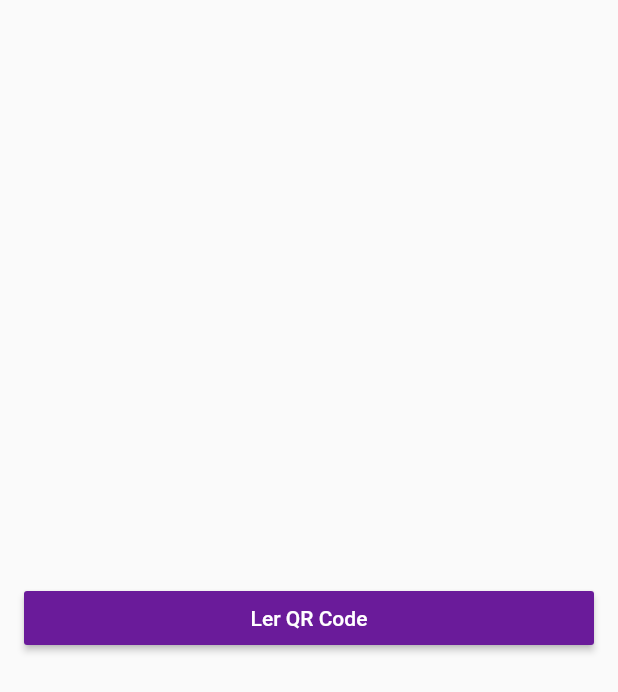
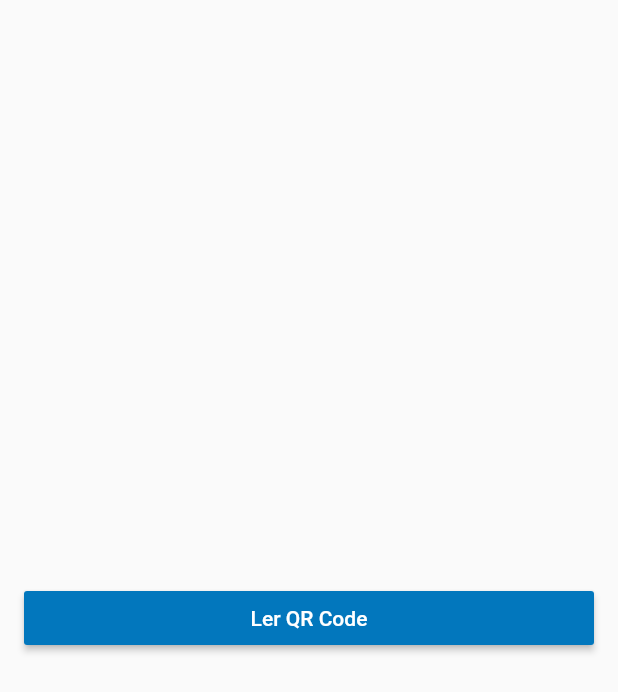
Before and after one commit to FURG-Infoeduc/Aplicativo-47-Feira-do-Livro, a Flutter app: the CameraApp screen opened directly, on a phone screen of 412 x 824 dp. Shown: the top 692 px of the screen. Run offline on Flutter 3.47's test engine with Material 2 defaults, Android fonts, the light colour scheme and no system bars; our stand-ins replace audioplayers, cached_network_image, firebase_auth, firebase_database, firebase_messaging, firebase_storage and 4 more; missing offline and left inert: barcode_scan, fab_menu; accounts and stored records are empty.

Commit message:
Mudança de cor

```diff
--- a/lib/src/definitions/colors.dart
+++ b/lib/src/definitions/colors.dart
@@ -2,28 +2,28 @@
 
 class ColorsDefinitions{
 
-  static const MaterialColor purple = const MaterialColor(
-    0xFF6A1B9A,
+  static const MaterialColor lightBlue = const MaterialColor(
+    0xFF0277BD,
     const <int, Color>{
-      50:  const Color(0xFF6A1B9A),
-      100: const Color(0xFF6A1B9A),
-      200: const Color(0xFF6A1B9A),
-      300: const Color(0xFF6A1B9A),
-      400: const Color(0xFF6A1B9A),
-      500: const Color(0xFF6A1B9A),
-      600: const Color(0xFF6A1B9A),
-      700: const Color(0xFF6A1B9A),
-      800: const Color(0xFF6A1B9A),
-      900: const Color(0xFF6A1B9A),
+      50:  const Color(0xFF0277BD),
+      100: const Color(0xFF0277BD),
+      200: const Color(0xFF0277BD),
+      300: const Color(0xFF0277BD),
+      400: const Color(0xFF0277BD),
+      500: const Color(0xFF0277BD),
+      600: const Color(0xFF0277BD),
+      700: const Color(0xFF0277BD),
+      800: const Color(0xFF0277BD),
+      900: const Color(0xFF0277BD),
     },
   );
 
   Color obterPrimarySwatch(){
-    return purple;
+    return lightBlue;
   }
 
   Color obterSplashScreenBackground(){
-    return Colors.purple[800];
+    return Colors.lightBlue[800];
   }
 
   Color obterSplashScreenText(){
@@ -31,11 +31,11 @@
   }
 
   Color obterAppBarColor(){
-    return Colors.purple[800];
+    return Colors.lightBlue[800];
   }
 
   Color obterLoginColor(){
-    return Colors.purple.shade800;
+    return Colors.lightBlue.shade800;
   }
 
    Color obterDrawerTextColor(){
--- a/lib/src/screens/confirmacao.dart
+++ b/lib/src/screens/confirmacao.dart
@@ -13,6 +13,7 @@
   @override
   createState() => _ConfirmacaoState();
 }
+
 
 class _ConfirmacaoState extends State<Confirmacao> {
   final definitions = ColorsDefinitions();
--- a/lib/src/screens/desenvolvedores.dart
+++ b/lib/src/screens/desenvolvedores.dart
@@ -29,7 +29,7 @@
                     margin: EdgeInsets.only(
                         bottom: 2.0, top: 2.0, right: 10.0, left: 10.0),
                     child: Text(
-                      "Aplicativo produzido na disciplina de Atividade de Integração Currícular II, do curso de Sistemas de Informação da Universidade Federal do Rio Grande - FURG, cuja disciplina é orientada pelas professores Átila Astor Weiss, Luciane Baldassari, Pedro de Botelho Marcos,  e Regina Barwaldt.",
+                      "Aplicativo produzido na disciplina de Atividade de Integração Currícular II, do curso de Sistemas de Informação da Universidade Federal do Rio Grande - FURG, cuja disciplina é orientada pelos professores Átila Astor Weiss, Luciane Baldassari, Pedro de Botelho Marcos,  e Regina Barwaldt.",
                       style: TextStyle(
                         color: definitions.obterDrawerTextColor(),
                         fontSize: 20.0,
--- a/lib/src/screens/splashPage.dart
+++ b/lib/src/screens/splashPage.dart
@@ -1,7 +1,6 @@
 import 'package:flutter/material.dart';
 import '../definitions/colors.dart';
 import '../definitions/images.dart';
-import '../definitions/text.dart';
 
 class Splash {
   final definitions = ColorsDefinitions();
--- a/pubspec.yaml
+++ b/pubspec.yaml
@@ -57,7 +57,7 @@
 flutter:
   assets:
       [assets/images/logo.png,
-      assets/images/logo2.png,
+       assets/images/logo2.png,
       assets/images/elacy.png,
         assets/images/furg.png,
         assets/images/panvel.png,
```
Also changed, not shown: assets/images/logo.png, 7 other files.
